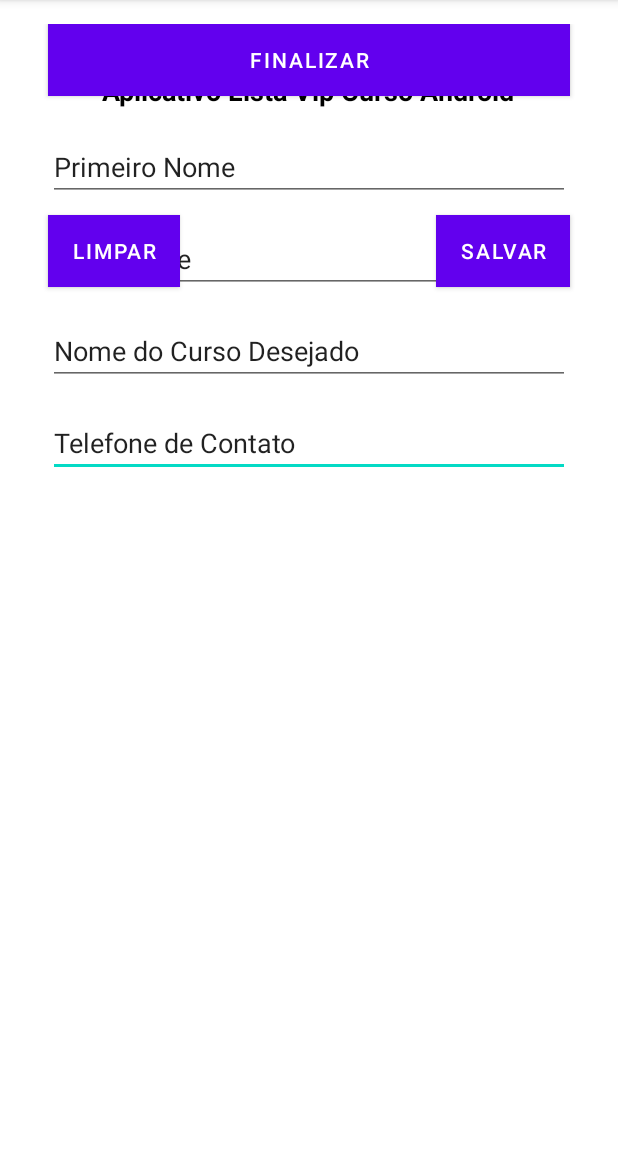
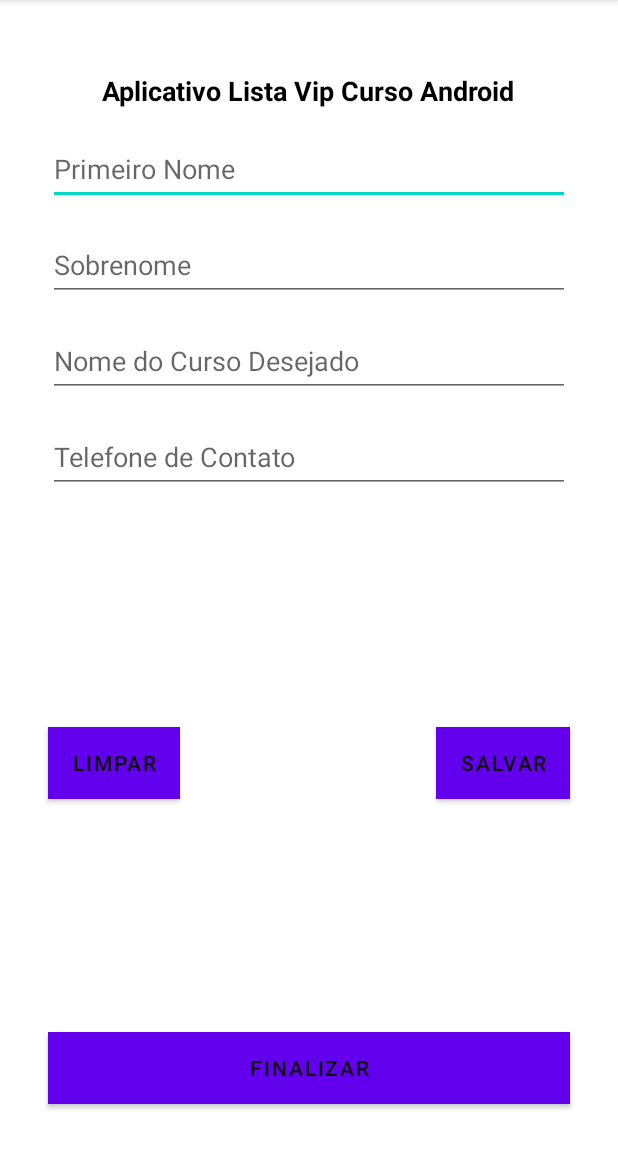
Before and after one commit to mbd2019/Curso-Desenvolvimento-Android-2023, an Android app: the screen it shows after launch (MainActivity), on a phone screen of 412 x 824 dp, the part 84-1236 px from its top. Run offline under Robolectric (Android 15) with nearby library versions, the phone set to English and light mode, and no system bars.

Commit message:
Customizando o layout do Aplicativo

```diff
--- a/AppListaCurso/app/src/main/res/layout/activity_main.xml
+++ b/AppListaCurso/app/src/main/res/layout/activity_main.xml
@@ -11,7 +11,7 @@
         android:id="@+id/textView"
         android:layout_width="wrap_content"
         android:layout_height="wrap_content"
-        android:text="Aplicativo Lista Vip Curso Android"
+        android:text="@string/txt_titulo"
         android:textAlignment="center"
         android:textColor="@color/black"
         android:textSize="18sp"
@@ -24,103 +24,111 @@
         app:layout_constraintVertical_bias="0.045" />
 
     <EditText
-        android:id="@+id/editTextTextPersonName4"
+        android:id="@+id/editPrimeiroNome"
         android:layout_width="match_parent"
-        android:layout_height="wrap_content"
+        android:layout_height="48dp"
+        android:layout_margin="16dp"
+        android:layout_marginStart="16dp"
+        android:layout_marginTop="50dp"
+        android:layout_marginEnd="16dp"
+        android:ems="10"
+        android:hint="@string/txt_hint_edit_primeiro_nome"
+        android:importantForAutofill="no"
+        android:inputType="textPersonName"
+        app:layout_constraintEnd_toEndOf="parent"
+        app:layout_constraintStart_toStartOf="parent"
+        app:layout_constraintTop_toBottomOf="@+id/textView" />
+
+    <EditText
+        android:id="@+id/editSobrenome"
+        android:layout_width="match_parent"
+        android:layout_height="48dp"
         android:layout_margin="16dp"
         android:layout_marginStart="16dp"
         android:layout_marginTop="28dp"
         android:layout_marginEnd="16dp"
         android:ems="10"
+        android:hint="@string/txt_hint_edit_sobrenome"
+        android:importantForAutofill="no"
         android:inputType="textPersonName"
-        android:text="Telefone de Contato"
         app:layout_constraintEnd_toEndOf="parent"
         app:layout_constraintStart_toStartOf="parent"
-        app:layout_constraintTop_toBottomOf="@+id/editTextTextPersonName3" />
+        app:layout_constraintTop_toBottomOf="@+id/editPrimeiroNome" />
 
     <EditText
-        android:id="@+id/editTextTextPersonName"
+        android:id="@+id/editCursoDesejado"
         android:layout_width="match_parent"
-        android:layout_height="wrap_content"
-        android:layout_margin="16dp"
-        android:layout_marginStart="16dp"
-        android:layout_marginTop="50dp"
-        android:layout_marginEnd="16dp"
-        android:ems="10"
-        android:inputType="textPersonName"
-        android:text="Primeiro Nome"
-        app:layout_constraintEnd_toEndOf="parent"
-        app:layout_constraintStart_toStartOf="parent"
-        app:layout_constraintTop_toBottomOf="@+id/textView" />
-
-    <EditText
-        android:id="@+id/editTextTextPersonName3"
-        android:layout_width="match_parent"
-        android:layout_height="wrap_content"
+        android:layout_height="48dp"
         android:layout_margin="16dp"
         android:layout_marginStart="16dp"
         android:layout_marginTop="28dp"
         android:layout_marginEnd="16dp"
         android:ems="10"
+        android:hint="@string/txt_hint_edit_nome_curso_desejado"
+        android:importantForAutofill="no"
         android:inputType="textPersonName"
-        android:text="Nome do Curso Desejado"
         app:layout_constraintEnd_toEndOf="parent"
         app:layout_constraintStart_toStartOf="parent"
-        app:layout_constraintTop_toBottomOf="@+id/editTextTextPersonName2" />
+        app:layout_constraintTop_toBottomOf="@+id/editSobrenome" />
 
     <EditText
-        android:id="@+id/editTextTextPersonName2"
+        android:id="@+id/editTelefone"
         android:layout_width="match_parent"
-        android:layout_height="wrap_content"
+        android:layout_height="48dp"
         android:layout_margin="16dp"
         android:layout_marginStart="16dp"
         android:layout_marginTop="28dp"
         android:layout_marginEnd="16dp"
         android:ems="10"
+        android:hint="@string/txt_hunt_edit_telefone_de_contato"
+        android:importantForAutofill="no"
         android:inputType="textPersonName"
-        android:text="Sobrenome"
         app:layout_constraintEnd_toEndOf="parent"
         app:layout_constraintStart_toStartOf="parent"
-        app:layout_constraintTop_toBottomOf="@+id/editTextTextPersonName" />
+        app:layout_constraintTop_toBottomOf="@+id/editCursoDesejado" />
 
     <Button
-        android:id="@+id/button"
+        android:id="@+id/btnLimpar"
         android:layout_width="wrap_content"
         android:layout_height="wrap_content"
         android:layout_marginStart="16dp"
         android:layout_marginTop="24dp"
         android:layout_marginBottom="24dp"
-        android:background="#00FFFF"
-        android:text="Limpar"
-        app:layout_constraintBottom_toTopOf="@+id/button3"
+        android:background="@color/corBotoes"
+        android:text="@string/txt_button_limpar"
+        android:textColor="#0C0808"
+        app:layout_constraintBottom_toTopOf="@+id/btnFinalizar"
         app:layout_constraintStart_toStartOf="parent"
-        app:layout_constraintTop_toBottomOf="@+id/editTextTextPersonName4" />
+        app:layout_constraintTop_toBottomOf="@+id/editTelefone" />
+
+   <Button
+        android:id="@+id/btnSalvar"
+        android:layout_width="wrap_content"
+        android:layout_height="wrap_content"
+        android:layout_marginTop="24dp"
+        android:layout_marginEnd="16dp"
+        android:layout_marginBottom="24dp"
+        android:background="@color/corBotoes"
+        android:text="@string/txt_button_salvar"
+       android:textColor="#0C0808"
+        app:layout_constraintBottom_toTopOf="@+id/btnFinalizar"
+        app:layout_constraintEnd_toEndOf="parent"
+        app:layout_constraintTop_toBottomOf="@+id/editTelefone" />
 
     <Button
-        android:id="@+id/button3"
+        android:id="@+id/btnFinalizar"
         android:layout_width="match_parent"
         android:layout_height="wrap_content"
         android:layout_margin="16dp"
         android:layout_marginStart="16dp"
         android:layout_marginEnd="16dp"
-        android:background="#5AE1E1"
-        android:text="finalizar"
+        android:layout_marginBottom="32dp"
+        android:background="@color/corBotoes"
+        android:text="@string/txt_button_finalizar"
+        android:textColor="#0C0808"
+        app:layout_constraintBottom_toBottomOf="parent"
         app:layout_constraintEnd_toEndOf="parent"
         app:layout_constraintHorizontal_bias="0.0"
-        app:layout_constraintStart_toStartOf="parent"
-        tools:layout_editor_absoluteY="386dp" />
-
-    <Button
-        android:id="@+id/button2"
-        android:layout_width="wrap_content"
-        android:layout_height="wrap_content"
-        android:layout_marginTop="24dp"
-        android:layout_marginEnd="16dp"
-        android:layout_marginBottom="24dp"
-        android:background="#00FFFF"
-        android:text="salvar"
-        app:layout_constraintBottom_toTopOf="@+id/button3"
-        app:layout_constraintEnd_toEndOf="parent"
-        app:layout_constraintTop_toBottomOf="@+id/editTextTextPersonName4" />
+        app:layout_constraintStart_toStartOf="parent" />
 
 </androidx.constraintlayout.widget.ConstraintLayout>
--- a/AppListaCurso/app/src/main/res/values/strings.xml
+++ b/AppListaCurso/app/src/main/res/values/strings.xml
@@ -1,3 +1,11 @@
 <resources>
     <string name="app_name">AppListaCurso</string>
+    <string name="txt_titulo">Aplicativo Lista Vip Curso Android</string>
+    <string name="txt_hint_edit_primeiro_nome">Primeiro Nome</string>
+    <string name="txt_hint_edit_sobrenome">Sobrenome</string>
+    <string name="txt_hint_edit_nome_curso_desejado">Nome do Curso Desejado</string>
+    <string name="txt_hunt_edit_telefone_de_contato">Telefone de Contato</string>
+    <string name="txt_button_limpar">LIMPAR</string>
+    <string name="txt_button_salvar">SALVAR</string>
+    <string name="txt_button_finalizar">FINALIZAR</string>
 </resources>
```
